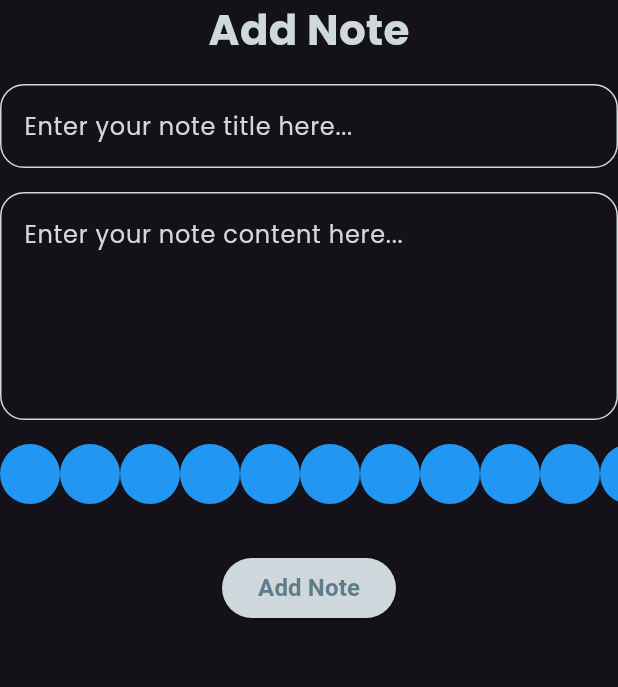
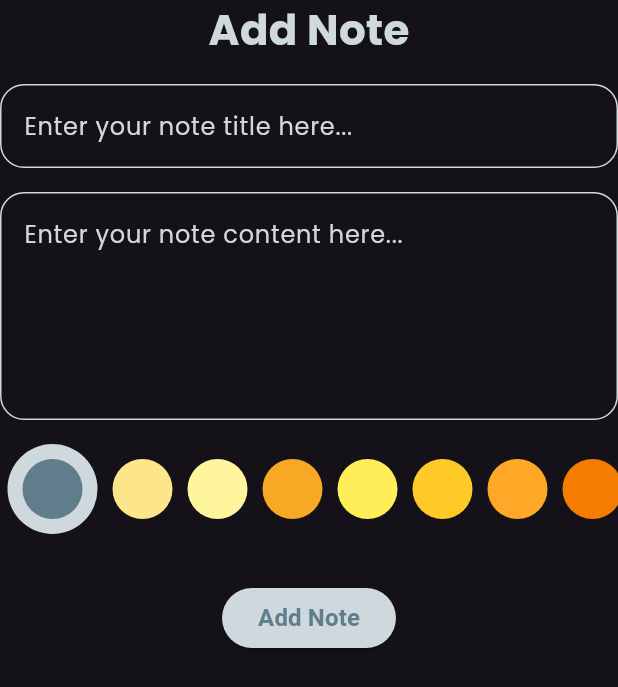
Before and after one commit to MohammedHashemBdier/Notes-App, a Flutter app: the AddNoteForm widget shown alone on an empty page, opened directly, on a phone screen of 412 x 824 dp. Shown: the top 687 px of the screen. Run offline on Flutter 3.47's test engine with Material 3 defaults, Android fonts, the phone set to English and light mode, and no system bars; our stand-ins replace flutter_bloc, font_awesome_flutter, hive, hive_flutter; accounts and stored records are empty.

Commit message:
Create colors list part two

```diff
--- a/lib/views/widgets/add_note_form.dart
+++ b/lib/views/widgets/add_note_form.dart
@@ -69,7 +69,7 @@ class _AddNoteFormState extends State<AddNoteForm> {
                     NoteModel noteModel = NoteModel(
                       title: title!,
                       subTitle: subTitle!,
-                      color: Colors.blue.value,
+                      color: Colors.blueGrey.value,
                       date: formatedCurrentDat.toString(),
                     );
                     BlocProvider.of<AddNoteCubit>(context).addNote(
--- a/lib/views/widgets/color_item.dart
+++ b/lib/views/widgets/color_item.dart
@@ -1,12 +1,21 @@
 import 'package:flutter/material.dart';
 
 class ColorItem extends StatelessWidget {
-  const ColorItem({super.key});
-
+  const ColorItem({super.key, required this.isSelected, required this.color});
+  final bool isSelected;
+  final Color color;
   @override
   Widget build(BuildContext context) {
-    return const CircleAvatar(
-      backgroundColor: Colors.blue,
-    );
+    return isSelected
+        ? CircleAvatar(
+            radius: 30,
+            backgroundColor: Colors.blueGrey[100],
+            child: CircleAvatar(
+              backgroundColor: color,
+            ),
+          )
+        : CircleAvatar(
+            backgroundColor: color,
+          );
   }
 }
--- a/lib/views/widgets/colots_Item_list_view.dart
+++ b/lib/views/widgets/colots_Item_list_view.dart
@@ -1,18 +1,127 @@
 import 'package:flutter/material.dart';
 import 'package:notes_app/views/widgets/color_item.dart';
 
-class ColorsListView extends StatelessWidget {
-  const ColorsListView({super.key});
+class ColorsListView extends StatefulWidget {
+  const ColorsListView({
+    super.key,
+  });
+
+  @override
+  State<ColorsListView> createState() => _ColorsListViewState();
+}
+
+class _ColorsListViewState extends State<ColorsListView> {
+  int currentIndex = 0;
+  List<Color> colors = const [
+    Color(0xFF607D8B), // Cool Gray
+    Color(0xFFFDE68A), // Light Yellow
+    Color(0xFFFFF59D), // Soft Yellow
+    Color(0xFFF9A825), // Bright Gold
+    Color(0xFFFFEE58), // Lemon Yellow
+    Color(0xFFFFCA28), // Amber
+    Color(0xFFFFA726), // Orange
+    Color(0xFFF57C00), // Dark Orange
+    Color(0xFFFF7043), // Coral
+    Color(0xFFEF5350), // Light Red
+    Color(0xFFE57373), // Soft Red
+    Color(0xFFEF9A9A), // Pale Pink
+    Color(0xFFFFCDD2), // Baby Pink
+    Color(0xFFF48FB1), // Pink
+    Color(0xFFEC407A), // Bright Pink
+    Color(0xFFD81B60), // Hot Pink
+    Color(0xFFC2185B), // Raspberry
+    Color(0xFFAD1457), // Deep Rose
+    Color(0xFF6A1B9A), // Purple
+    Color(0xFF8E24AA), // Orchid
+    Color(0xFF9C27B0), // Violet
+    Color(0xFFBA68C8), // Light Purple
+    Color(0xFFE1BEE7), // Lavender
+    Color(0xFF673AB7), // Deep Violet
+    Color(0xFF5E35B1), // Royal Purple
+    Color(0xFF512DA8), // Indigo
+    Color(0xFF3F51B5), // Deep Blue
+    Color(0xFF3949AB), // Medium Indigo
+    Color(0xFF1E88E5), // Blue
+    Color(0xFF42A5F5), // Sky Blue
+    Color(0xFF64B5F6), // Light Sky Blue
+    Color(0xFF90CAF9), // Pale Blue
+    Color(0xFF81D4FA), // Light Cyan
+    Color(0xFF80DEEA), // Aqua
+    Color(0xFF00ACC1), // Teal
+    Color(0xFF26A69A), // Light Teal
+    Color(0xFF80CBC4), // Mint
+    Color(0xFF66BB6A), // Green
+    Color(0xFF4CAF50), // Medium Green
+    Color(0xFF388E3C), // Dark Green
+    Color(0xFF2E7D32), // Forest Green
+    Color(0xFF81C784), // Pale Green
+    Color(0xFFA5D6A7), // Light Green
+    Color(0xFFFFF176), // Light Yellow
+    Color(0xFFFFEB3B), // Bright Yellow
+    Color(0xFFFFD54F), // Golden Yellow
+    Color(0xFFFF8A65), // Salmon
+    Color(0xFFFFB74D), // Peach
+    Color(0xFFFF5722), // Bright Orange-Red
+    Color(0xFF795548), // Brown
+    Color(0xFFBCAAA4), // Light Brown
+    // Additional Colors
+    Color(0xFF4E342E), // Dark Brown
+    Color(0xFFD7CCC8), // Light Mocha
+    Color(0xFFC2185B), // Cerise
+    Color(0xFF880E4F), // Burgundy
+    Color(0xFF673AB7), // Royal Blue
+    Color(0xFF4527A0), // Dark Purple
+    Color(0xFF311B92), // Midnight Blue
+    Color(0xFF1565C0), // Ocean Blue
+    Color(0xFF0288D1), // Deep Sky Blue
+    Color(0xFF0097A7), // Sea Green
+    Color(0xFF00796B), // Teal Blue
+    Color(0xFF004D40), // Deep Teal
+    Color(0xFF33691E), // Dark Olive
+    Color(0xFF1B5E20), // Forest Green
+    Color(0xFF827717), // Olive Drab
+    Color(0xFF3E2723), // Earth Brown
+    Color(0xFFBF360C), // Burnt Orange
+    Color(0xFFFFAB91), // Light Salmon
+    Color(0xFFFFCCBC), // Blush
+    Color(0xFFFFD740), // Goldenrod
+    Color(0xFFFBC02D), // Gold
+    Color(0xFFFFEB3B), // Yellow
+    Color(0xFFFDD835), // Light Goldenrod
+    Color(0xFFFFF176), // Butter Yellow
+    Color(0xFFF5F5F5), // Snow White
+    Color(0xFFCFD8DC), // Light Gray
+    Color(0xFFB0BEC5), // Cool Gray
+    Color(0xFF90A4AE), // Slate Gray
+    Color(0xFF78909C), // Steel Blue
+    Color(0xFF607D8B), // Blue Gray
+    Color(0xFF455A64), // Charcoal
+    Color(0xFF37474F), // Dark Charcoal
+    Color(0xFF212121), // Jet Black
+    Color(0xFF000000), // Black
+  ];
 
   @override
   Widget build(BuildContext context) {
     return SizedBox(
-      height: 40,
+      height: 60,
       child: ListView.builder(
-        itemCount: 20,
+        itemCount: colors.length,
         scrollDirection: Axis.horizontal,
         itemBuilder: (context, index) {
-          return const ColorItem();
+          return Padding(
+            padding: const EdgeInsets.symmetric(horizontal: 5),
+            child: GestureDetector(
+              onTap: () {
+                currentIndex = index;
+                setState(() {});
+              },
+              child: ColorItem(
+                isSelected: currentIndex == index,
+                color: colors[index],
+              ),
+            ),
+          );
         },
       ),
     );
```
